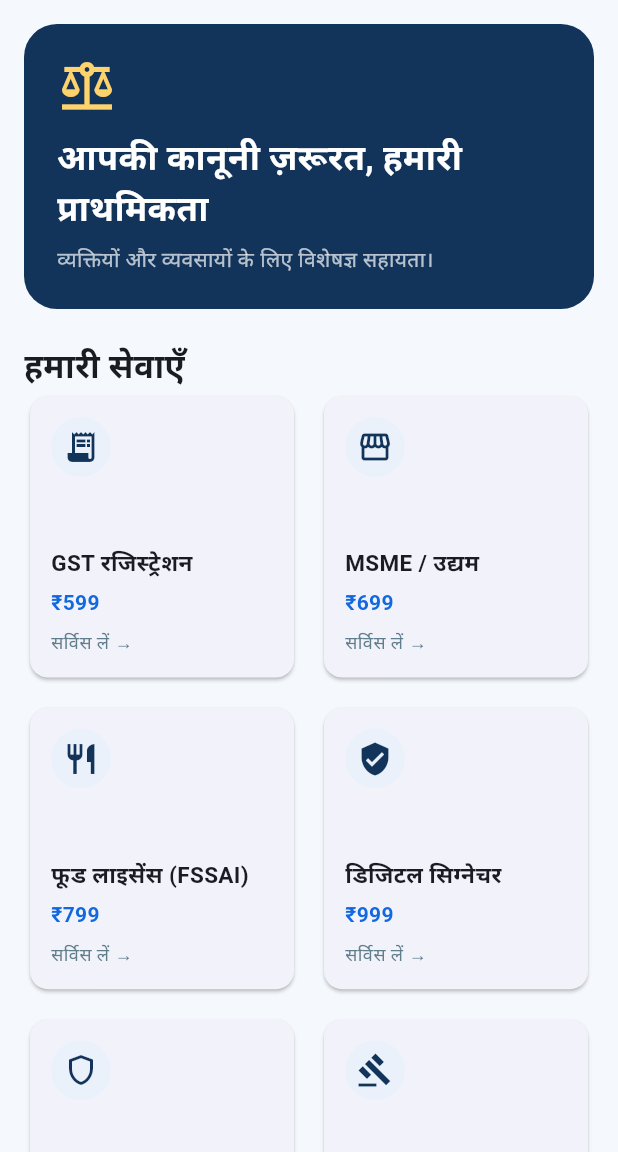
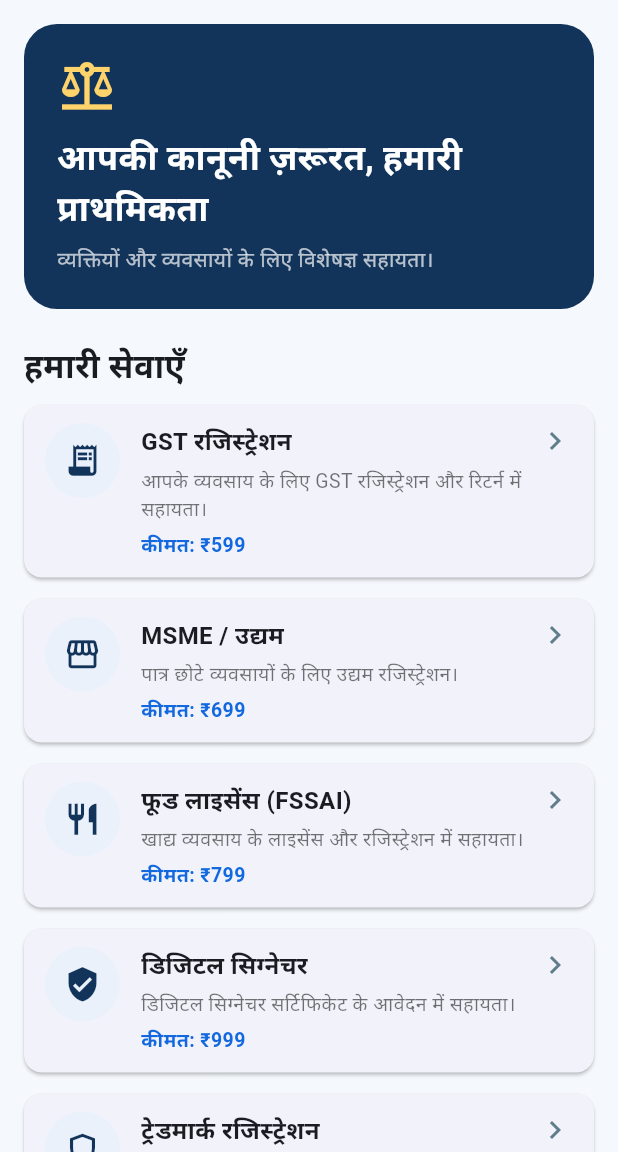
Before and after one commit to calavkushkumar-star/legal-expart, a Flutter app: the screen it shows once a user with an empty profile is signed in, on a phone screen of 412 x 824 dp, the part 84-1236 px from its top. Run offline on Flutter 3.47's test engine with Material 3 defaults, Android fonts, the phone set to English and light mode, and no system bars; our stand-ins replace cloud_firestore, firebase_auth, firebase_core, flutter_svg; accounts and stored records are empty.

Commit message:
Display all mobile services as detailed list cards

```diff
--- a/lib/main.dart
+++ b/lib/main.dart
@@ -782,24 +782,46 @@
             },
           )
         else
-          GridView.count(shrinkWrap: true, physics: const NeverScrollableScrollPhysics(),
-            crossAxisCount: 2, childAspectRatio: .94, crossAxisSpacing: 12, mainAxisSpacing: 12,
-            children: services.map((s) => Card(clipBehavior: Clip.antiAlias,
-              child: InkWell(onTap: () => requestService(context, s.$1),
-                child: Padding(padding: const EdgeInsets.all(14),
-                  child: Column(crossAxisAlignment: CrossAxisAlignment.start, children: [
-                    CircleAvatar(backgroundColor: const Color(0xffeaf1fb), child: Icon(s.$4, color: const Color(0xff12345a))),
-                    const Spacer(),
-                    Text(tr(hindi, s.$1, s.$2), style: const TextStyle(fontWeight: FontWeight.bold, fontSize: 15)),
-                    const SizedBox(height: 6),
-                    Text(s.$3, style: const TextStyle(color: Color(0xff1268df), fontWeight: FontWeight.bold)),
-                    const SizedBox(height: 8),
-                    Text(tr(hindi, 'Request service →', 'सर्विस लें →'),
-                      style: const TextStyle(fontSize: 12, color: Colors.blueGrey)),
+          Column(children: services.map((s) {
+            final description = switch (s.$1) {
+              'GST Registration' => tr(hindi, 'GST registration and filing assistance for your business.', 'आपके व्यवसाय के लिए GST रजिस्ट्रेशन और रिटर्न में सहायता।'),
+              'MSME / Udyam' => tr(hindi, 'Apply for Udyam registration for eligible small businesses.', 'पात्र छोटे व्यवसायों के लिए उद्यम रजिस्ट्रेशन।'),
+              'Food License (FSSAI)' => tr(hindi, 'Assistance with food business licence and registration.', 'खाद्य व्यवसाय के लाइसेंस और रजिस्ट्रेशन में सहायता।'),
+              'Digital Signature' => tr(hindi, 'Digital signature certificate application assistance.', 'डिजिटल सिग्नेचर सर्टिफिकेट के आवेदन में सहायता।'),
+              'Trademark Registration' => tr(hindi, 'Help with trademark application and brand protection.', 'ट्रेडमार्क आवेदन और ब्रांड सुरक्षा में सहायता।'),
+              _ => tr(hindi, 'Get help from a legal professional for your query.', 'अपने सवाल के लिए कानूनी विशेषज्ञ से सहायता लें।'),
+            };
+            return Card(
+              margin: const EdgeInsets.only(top: 10, bottom: 4),
+              clipBehavior: Clip.antiAlias,
+              child: InkWell(
+                onTap: () => requestService(context, s.$1),
+                child: Padding(
+                  padding: const EdgeInsets.symmetric(horizontal: 14, vertical: 12),
+                  child: Row(crossAxisAlignment: CrossAxisAlignment.start, children: [
+                    CircleAvatar(
+                      radius: 25,
+                      backgroundColor: const Color(0xffeaf1fb),
+                      child: Icon(s.$4, color: const Color(0xff12345a), size: 25),
+                    ),
+                    const SizedBox(width: 14),
+                    Expanded(child: Column(crossAxisAlignment: CrossAxisAlignment.start, children: [
+                      Text(tr(hindi, s.$1, s.$2),
+                        style: const TextStyle(fontWeight: FontWeight.w600, fontSize: 16)),
+                      const SizedBox(height: 5),
+                      Text(description,
+                        style: const TextStyle(fontSize: 13, color: Colors.black54)),
+                      const SizedBox(height: 5),
+                      Text('${tr(hindi, 'Price', 'कीमत')}: ${s.$3}',
+                        style: const TextStyle(fontSize: 13, color: Color(0xff1268df), fontWeight: FontWeight.w600)),
+                    ])),
+                    const SizedBox(width: 4),
+                    const Icon(Icons.chevron_right, color: Colors.blueGrey),
                   ]),
                 ),
               ),
-            )).toList()),
+            );
+          }).toList()),
         const SizedBox(height: 22),
         StreamBuilder<QuerySnapshot<Map<String, dynamic>>>(
           stream: FirebaseFirestore.instance.collection('services').where('isActive', isEqualTo: true).snapshots(),
```
